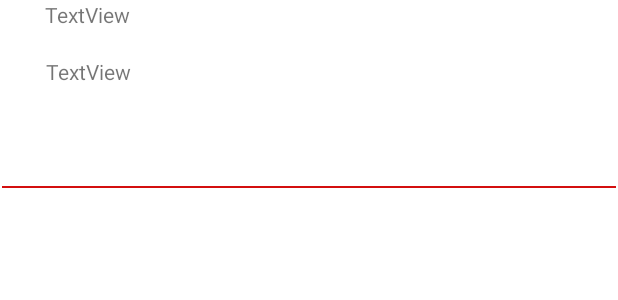
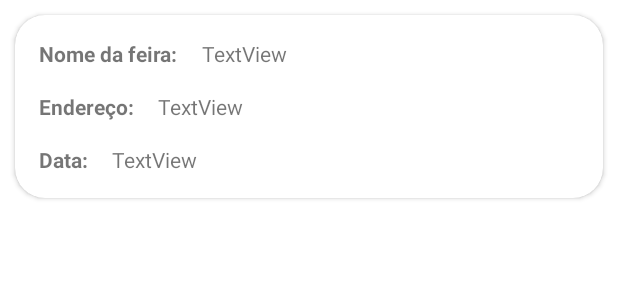
Before and after one commit to claudiolaterza/PetStop, an Android app: the layout feirasadoc.xml on its own in the app's theme, with its tools: preview values and no code run, on a phone screen of 412 x 824 dp. Shown: the top 300 px of the screen. Run offline under Robolectric (Android 15) with nearby library versions, the phone set to English and light mode, and no system bars; Roboto replaces fonts that are not available here.

Commit message:
design lista de feiras

```diff
--- a/app/build.gradle
+++ b/app/build.gradle
@@ -56,6 +56,7 @@ dependencies {
     implementation platform('com.google.firebase:firebase-bom:27.0.0')
     implementation 'com.google.firebase:firebase-auth-ktx'
     implementation 'com.google.firebase:firebase-database-ktx:20.0.0'
+    implementation 'com.firebaseui:firebase-ui-database:6.2.1'
 
     /* Constraint Layout */
     implementation 'androidx.constraintlayout:constraintlayout:2.0.4'
--- a/app/src/main/res/layout/feirasadoc.xml
+++ b/app/src/main/res/layout/feirasadoc.xml
@@ -1,41 +1,93 @@
 <?xml version="1.0" encoding="utf-8"?>
-<androidx.constraintlayout.widget.ConstraintLayout xmlns:android="http://schemas.android.com/apk/res/android"
+<androidx.cardview.widget.CardView
+    xmlns:android="http://schemas.android.com/apk/res/android"
     xmlns:app="http://schemas.android.com/apk/res-auto"
     xmlns:tools="http://schemas.android.com/tools"
     android:layout_width="match_parent"
-    android:layout_height="wrap_content">
+    android:layout_height="wrap_content"
+    android:layout_marginHorizontal="10dp"
+    android:layout_marginTop="10dp"
+    android:layout_marginBottom="20dp"
+    android:scrollbars="vertical"
+    app:cardCornerRadius="20dp">
+
+
+    <androidx.constraintlayout.widget.ConstraintLayout
+        android:layout_width="match_parent"
+        android:layout_height="match_parent">
 
         <TextView
-        android:id="@+id/tv_listfeiraad_nome"
-        android:layout_width="0dp"
-        android:layout_height="38dp"
-        android:paddingStart="30dp"
-        android:paddingEnd="10dp"
-        android:text="TextView"
-        app:layout_constraintEnd_toEndOf="parent"
+            android:id="@+id/textView1"
+            android:layout_width="wrap_content"
+            android:layout_height="wrap_content"
+            android:layout_marginStart="16dp"
+            android:layout_marginTop="16dp"
+            android:text="Nome da feira:"
+            android:textStyle="bold"
             app:layout_constraintStart_toStartOf="parent"
             app:layout_constraintTop_toTopOf="parent" />
 
         <TextView
-        android:id="@+id/tv_istfeiraad_local"
-        android:layout_width="411dp"
-        android:layout_height="47dp"
-        android:paddingStart="30dp"
-        android:paddingEnd="10dp"
+            android:id="@+id/tv_feira_adoc"
+            android:layout_width="0dp"
+            android:layout_height="wrap_content"
+            android:layout_marginStart="16dp"
+            android:layout_marginTop="16dp"
+            android:layout_marginEnd="16dp"
             android:text="TextView"
             app:layout_constraintEnd_toEndOf="parent"
-        app:layout_constraintStart_toStartOf="parent"
-        app:layout_constraintTop_toBottomOf="@+id/tv_listfeiraad_nome" />
-
-    <View
-        android:id="@+id/divider"
-        android:layout_width="409dp"
-        android:layout_height="1dp"
-        android:layout_marginTop="124dp"
-        android:background="#D30F0F"
-        android:backgroundTint="#D30F0F"
-        app:layout_constraintEnd_toEndOf="parent"
-        app:layout_constraintStart_toStartOf="parent"
+            app:layout_constraintStart_toEndOf="@+id/textView1"
             app:layout_constraintTop_toTopOf="parent" />
 
+        <TextView
+            android:id="@+id/textView2"
+            android:layout_width="wrap_content"
+            android:layout_height="wrap_content"
+            android:layout_marginStart="16dp"
+            android:layout_marginTop="16dp"
+            android:text="Endereço:"
+            android:textStyle="bold"
+            app:layout_constraintStart_toStartOf="parent"
+            app:layout_constraintTop_toBottomOf="@+id/textView1" />
+
+        <TextView
+            android:id="@+id/tv_end_feira_adoc"
+            android:layout_width="0dp"
+            android:layout_height="wrap_content"
+            android:layout_marginStart="16dp"
+            android:layout_marginTop="16dp"
+            android:layout_marginEnd="16dp"
+            android:text="TextView"
+            app:layout_constraintEnd_toEndOf="parent"
+            app:layout_constraintStart_toEndOf="@+id/textView2"
+            app:layout_constraintTop_toBottomOf="@+id/tv_feira_adoc" />
+
+        <TextView
+            android:id="@+id/textView3"
+            android:layout_width="wrap_content"
+            android:layout_height="wrap_content"
+            android:layout_marginStart="16dp"
+            android:layout_marginTop="16dp"
+            android:layout_marginBottom="16dp"
+            android:text="Data:"
+            android:textStyle="bold"
+            app:layout_constraintBottom_toBottomOf="parent"
+            app:layout_constraintStart_toStartOf="parent"
+            app:layout_constraintTop_toBottomOf="@+id/textView2" />
+
+        <TextView
+            android:id="@+id/tv_data_feira_adoc"
+            android:layout_width="0dp"
+            android:layout_height="wrap_content"
+            android:layout_marginStart="16dp"
+            android:layout_marginTop="16dp"
+            android:layout_marginEnd="16dp"
+            android:layout_marginBottom="16dp"
+            android:text="TextView"
+            app:layout_constraintBottom_toBottomOf="parent"
+            app:layout_constraintEnd_toEndOf="parent"
+            app:layout_constraintStart_toEndOf="@+id/textView3"
+            app:layout_constraintTop_toBottomOf="@+id/tv_end_feira_adoc" />
+
     </androidx.constraintlayout.widget.ConstraintLayout>
+</androidx.cardview.widget.CardView>
--- a/app/src/main/res/layout/fragment_menu.xml
+++ b/app/src/main/res/layout/fragment_menu.xml
@@ -22,7 +22,7 @@
             android:id="@+id/imageView4"
             android:layout_width="wrap_content"
             android:layout_height="wrap_content"
-            android:background="#C31919"
+            android:background="#e4241c"
             app:layout_constraintBottom_toBottomOf="parent"
             app:layout_constraintEnd_toEndOf="parent"
             app:layout_constraintHorizontal_bias="0.501"
```
Lines whose indentation alone changed are shown as unchanged.
